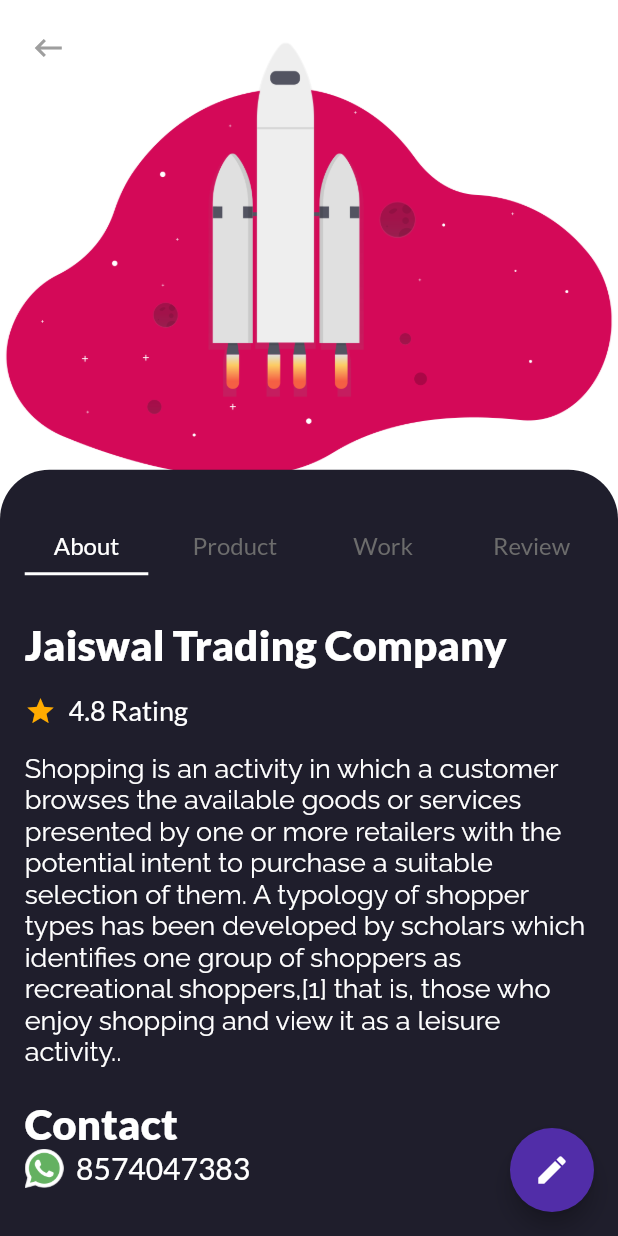
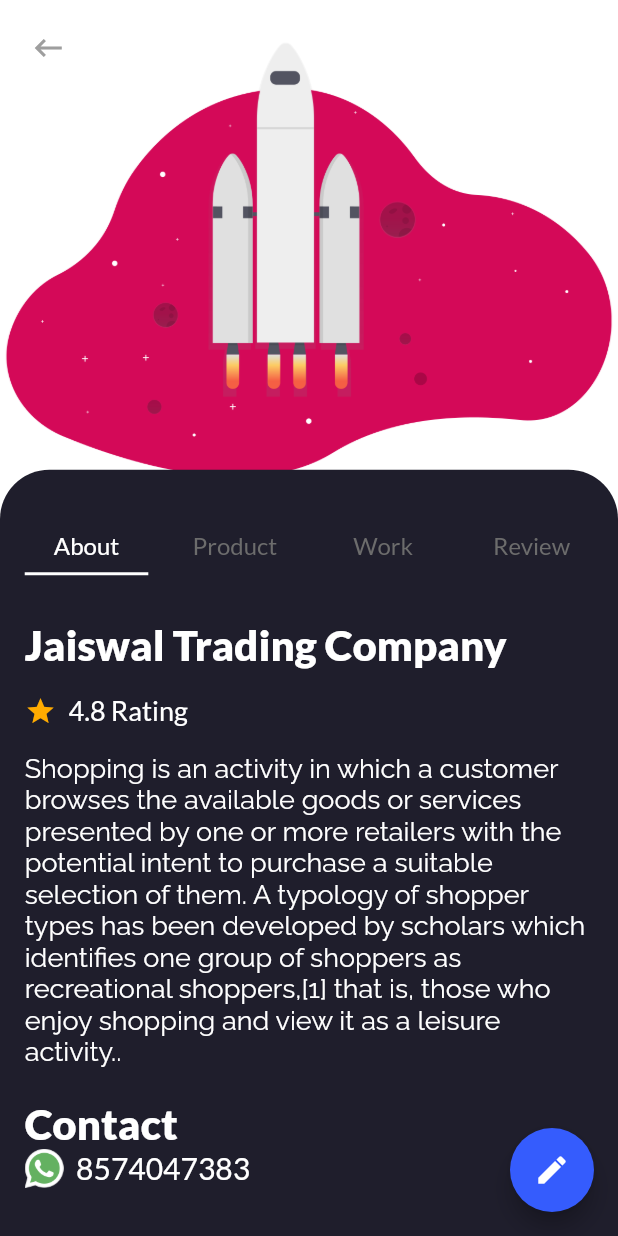
Before and after one commit to freaquish/locie, a Flutter app: the screen it shows after launch, on a phone screen of 412 x 824 dp. Run offline on Flutter 3.47's test engine with Material 2 defaults, Android fonts, the phone set to English and light mode, and no system bars; our stand-ins replace bloc, cloud_firestore, firebase_auth, firebase_core, firebase_storage, flutter_bloc and 5 more; accounts and stored records are empty.

Commit message:
floating action

```diff
--- a/lib/views/Store_view/store_view.dart
+++ b/lib/views/Store_view/store_view.dart
@@ -54,7 +54,7 @@ class _StoreViewWidgetState extends State<StoreViewWidget>
     final screen = Scale(context);
     return Scaffold(
       floatingActionButton: FloatingActionButton(
-        backgroundColor: Colors.deepPurple[700],
+        backgroundColor: Colour.submitButtonColor,
         child: Icon(
           Icons.edit,
           color: Colors.white,
```
